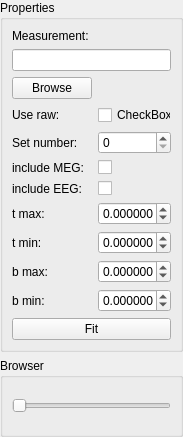
LorenzE/mne-cpp, file applications/mne_analyze/extensions/dipolefit/FormFiles/dipolefitcontrol.ui: the form before one commit.
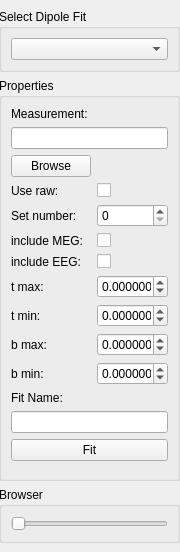
The form after the commit.

Commit message: [MA-6] Implemented dropdown menu to select the active EcdSetModel.

```diff
--- a/applications/mne_analyze/extensions/dipolefit/FormFiles/dipolefitcontrol.ui
+++ b/applications/mne_analyze/extensions/dipolefit/FormFiles/dipolefitcontrol.ui
@@ -6,8 +6,8 @@
    <rect>
     <x>0</x>
     <y>0</y>
-    <width>183</width>
-    <height>437</height>
+    <width>180</width>
+    <height>552</height>
    </rect>
   </property>
   <property name="minimumSize">
@@ -19,143 +19,169 @@
   <property name="windowTitle">
    <string>Dipole Fit Control</string>
   </property>
-  <layout class="QVBoxLayout" name="m_qVerticalLayoutRoot">
-   <property name="leftMargin">
-    <number>0</number>
+  <widget class="QGroupBox" name="groupBox">
+   <property name="geometry">
+    <rect>
+     <x>-1</x>
+     <y>9</y>
+     <width>181</width>
+     <height>63</height>
+    </rect>
    </property>
-   <property name="topMargin">
-    <number>0</number>
+   <property name="title">
+    <string>Select Dipole Fit</string>
    </property>
-   <property name="rightMargin">
-    <number>0</number>
-   </property>
-   <property name="bottomMargin">
-    <number>0</number>
-   </property>
+   <layout class="QHBoxLayout" name="horizontalLayout">
    <item>
+     <widget class="QComboBox" name="m_qComboBoxFitSelector"/>
+    </item>
+   </layout>
+  </widget>
     <widget class="QGroupBox" name="m_qGroupBoxProperties">
+   <property name="geometry">
+    <rect>
+     <x>-1</x>
+     <y>78</y>
+     <width>181</width>
+     <height>403</height>
+    </rect>
+   </property>
      <property name="title">
       <string>Properties</string>
      </property>
-     <layout class="QFormLayout" name="formLayout">
-      <item row="0" column="0">
+   <layout class="QFormLayout" name="formLayout_2">
+    <item row="1" column="0">
        <widget class="QLabel" name="m_qLabelMeasurementPath">
         <property name="text">
          <string>Measurement:</string>
         </property>
        </widget>
       </item>
-      <item row="2" column="0">
+    <item row="2" column="0" colspan="2">
+     <widget class="QLineEdit" name="m_qLineEditSTCFile">
+      <property name="readOnly">
+       <bool>true</bool>
+      </property>
+     </widget>
+    </item>
+    <item row="3" column="0">
        <widget class="QPushButton" name="m_qPushButtonBrowseMeasurementPath">
         <property name="text">
          <string>Browse</string>
         </property>
        </widget>
       </item>
-      <item row="3" column="0">
+    <item row="4" column="0">
        <widget class="QLabel" name="m_qLabelUseRaw">
         <property name="text">
          <string>Use raw:</string>
         </property>
        </widget>
       </item>
-      <item row="4" column="0">
+    <item row="4" column="1">
+     <widget class="QCheckBox" name="m_qCheckBoxUseRaw">
+      <property name="text">
+       <string/>
+      </property>
+     </widget>
+    </item>
+    <item row="5" column="0">
        <widget class="QLabel" name="m_qLabeSetNumber">
         <property name="text">
          <string>Set number:</string>
         </property>
        </widget>
       </item>
-      <item row="5" column="0">
+    <item row="5" column="1">
+     <widget class="QSpinBox" name="m_qSpinBoxSetNumber"/>
+    </item>
+    <item row="6" column="0">
        <widget class="QLabel" name="m_qLabeIncludeMeg">
         <property name="text">
          <string>include MEG:</string>
         </property>
        </widget>
       </item>
-      <item row="6" column="0">
+    <item row="6" column="1">
+     <widget class="QCheckBox" name="m_qCheckBoxIncludeMeg">
+      <property name="text">
+       <string/>
+      </property>
+     </widget>
+    </item>
+    <item row="7" column="0">
        <widget class="QLabel" name="m_qLabeIncludeEeg">
         <property name="text">
          <string>include EEG:</string>
         </property>
        </widget>
       </item>
-      <item row="7" column="0">
+    <item row="7" column="1">
+     <widget class="QCheckBox" name="m_qCheckBoxIncludeEeg">
+      <property name="text">
+       <string/>
+      </property>
+     </widget>
+    </item>
+    <item row="8" column="0">
        <widget class="QLabel" name="m_qLabeTMax">
         <property name="text">
          <string>t max:</string>
         </property>
        </widget>
       </item>
-      <item row="8" column="0">
+    <item row="8" column="1">
+     <widget class="QDoubleSpinBox" name="m_qDoubleSpinBoxTMax">
+      <property name="decimals">
+       <number>6</number>
+      </property>
+      <property name="minimum">
+       <double>-99.000000000000000</double>
+      </property>
+     </widget>
+    </item>
+    <item row="9" column="0">
        <widget class="QLabel" name="m_qLabeTMin">
         <property name="text">
          <string>t min:</string>
         </property>
        </widget>
       </item>
-      <item row="9" column="0">
+    <item row="9" column="1">
+     <widget class="QDoubleSpinBox" name="m_qDoubleSpinBoxTMin">
+      <property name="decimals">
+       <number>6</number>
+      </property>
+      <property name="minimum">
+       <double>-99.000000000000000</double>
+      </property>
+     </widget>
+    </item>
+    <item row="10" column="0">
        <widget class="QLabel" name="m_qLabeBMax">
         <property name="text">
          <string>b max:</string>
         </property>
        </widget>
       </item>
-      <item row="11" column="0">
+    <item row="10" column="1">
+     <widget class="QDoubleSpinBox" name="m_qDoubleSpinBoxBMax">
+      <property name="decimals">
+       <number>6</number>
+      </property>
+      <property name="minimum">
+       <double>-99.000000000000000</double>
+      </property>
+     </widget>
+    </item>
+    <item row="12" column="0">
        <widget class="QLabel" name="m_qLabeBMin">
         <property name="text">
          <string>b min:</string>
         </property>
        </widget>
       </item>
-      <item row="4" column="1">
-       <widget class="QSpinBox" name="m_qSpinBoxSetNumber"/>
-      </item>
-      <item row="5" column="1">
-       <widget class="QCheckBox" name="m_qCheckBoxIncludeMeg">
-        <property name="text">
-         <string/>
-        </property>
-       </widget>
-      </item>
-      <item row="6" column="1">
-       <widget class="QCheckBox" name="m_qCheckBoxIncludeEeg">
-        <property name="text">
-         <string/>
-        </property>
-       </widget>
-      </item>
-      <item row="7" column="1">
-       <widget class="QDoubleSpinBox" name="m_qDoubleSpinBoxTMax">
-        <property name="decimals">
-         <number>6</number>
-        </property>
-        <property name="minimum">
-         <double>-99.000000000000000</double>
-        </property>
-       </widget>
-      </item>
-      <item row="8" column="1">
-       <widget class="QDoubleSpinBox" name="m_qDoubleSpinBoxTMin">
-        <property name="decimals">
-         <number>6</number>
-        </property>
-        <property name="minimum">
-         <double>-99.000000000000000</double>
-        </property>
-       </widget>
-      </item>
-      <item row="9" column="1">
-       <widget class="QDoubleSpinBox" name="m_qDoubleSpinBoxBMax">
-        <property name="decimals">
-         <number>6</number>
-        </property>
-        <property name="minimum">
-         <double>-99.000000000000000</double>
-        </property>
-       </widget>
-      </item>
-      <item row="11" column="1">
+    <item row="12" column="1">
        <widget class="QDoubleSpinBox" name="m_qDoubleSpinBoxBMin">
         <property name="decimals">
          <number>6</number>
@@ -165,32 +191,34 @@
         </property>
        </widget>
       </item>
-      <item row="12" column="0" colspan="2">
+    <item row="13" column="0">
+     <widget class="QLabel" name="m_qLabelFitName">
+      <property name="text">
+       <string>Fit Name:</string>
+      </property>
+     </widget>
+    </item>
+    <item row="14" column="0" colspan="2">
+     <widget class="QLineEdit" name="m_qLineEditFitName"/>
+    </item>
+    <item row="15" column="0" colspan="2">
        <widget class="QPushButton" name="m_qPushButtonFit">
         <property name="text">
          <string>Fit</string>
         </property>
        </widget>
       </item>
-      <item row="1" column="0" colspan="2">
-       <widget class="QLineEdit" name="m_qLineEditSTCFile">
-        <property name="readOnly">
-         <bool>true</bool>
-        </property>
-       </widget>
-      </item>
-      <item row="3" column="1">
-       <widget class="QCheckBox" name="m_qCheckBoxUseRaw">
-        <property name="text">
-         <string>CheckBox</string>
-        </property>
-       </widget>
-      </item>
-     </layout>
-    </widget>
-   </item>
-   <item>
+   </layout>
+  </widget>
     <widget class="QGroupBox" name="m_qGroupBoxBrowser">
+   <property name="geometry">
+    <rect>
+     <x>-1</x>
+     <y>487</y>
+     <width>181</width>
+     <height>56</height>
+    </rect>
+   </property>
      <property name="title">
       <string>Browser</string>
      </property>
@@ -204,8 +232,6 @@
       </item>
      </layout>
     </widget>
-   </item>
-  </layout>
  </widget>
  <resources/>
  <connections/>
```
Left out of the diff: 2 changed lines with no effect on the pictures. Lines whose indentation alone changed are shown as unchanged. The commit also changes 2 other files.
